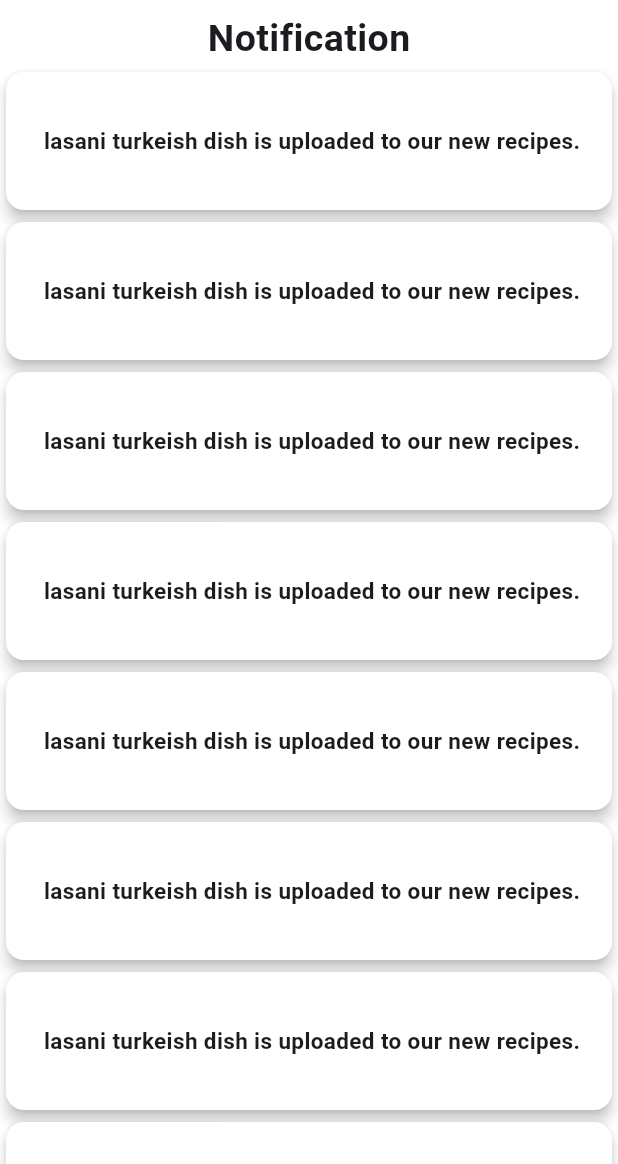
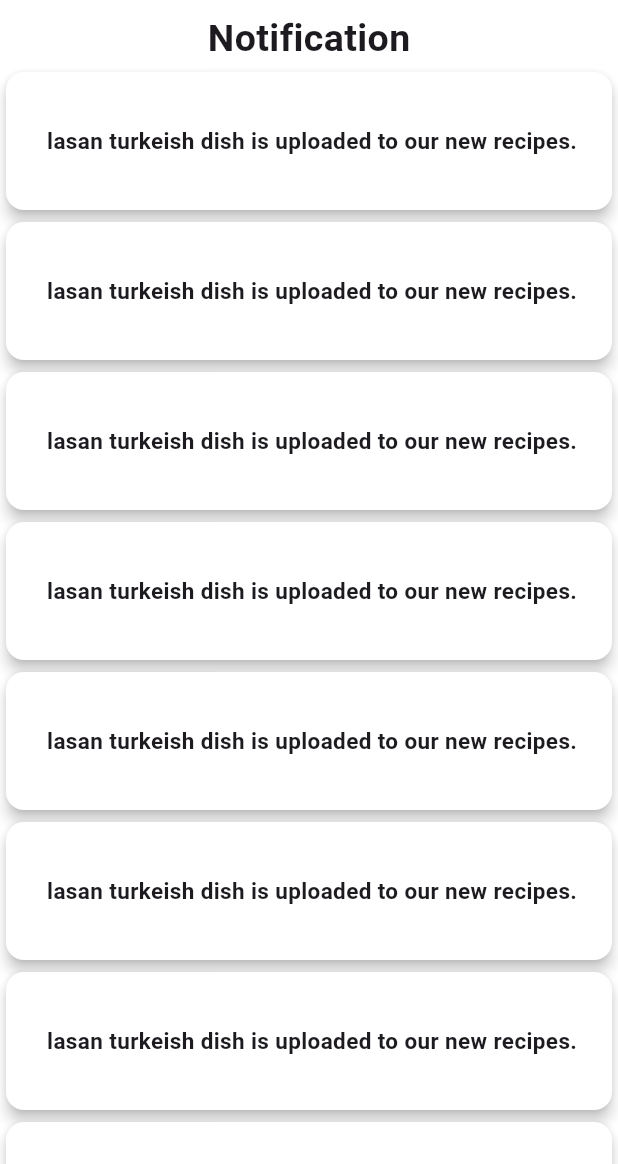
Before and after one commit to Shovon0017/Homemade-Haven, a Flutter app: the NotificationShow screen opened directly, on a phone screen of 412 x 824 dp, the part 72-1236 px from its top. Run offline on Flutter 3.47's test engine with Material 3 defaults, Android fonts, the phone set to English and light mode, and no system bars; our stand-ins replace animated_notch_bottom_bar, carousel_slider, flutter_secure_storage, get, get_storage, shimmer; accounts and stored records are empty.

Commit message:
Homemade Haven home page correction

```diff
--- a/lib/view/screen/notification/notification.dart
+++ b/lib/view/screen/notification/notification.dart
@@ -32,7 +32,7 @@ class NotificationShow extends StatelessWidget {
                     color: Colors.white,
                     child: Center(child: Padding(
                       padding: EdgeInsets.all(8.0),
-                      child: Text(" lasani turkeish dish is uploaded to our new recipes.",style: TextStyle(fontSize:15,fontWeight: FontWeight.bold),),
+                      child: Text(" lasan turkeish dish is uploaded to our new recipes.",style: TextStyle(fontSize:15,fontWeight: FontWeight.bold),),
                     )),
                   ),
                 );
```
